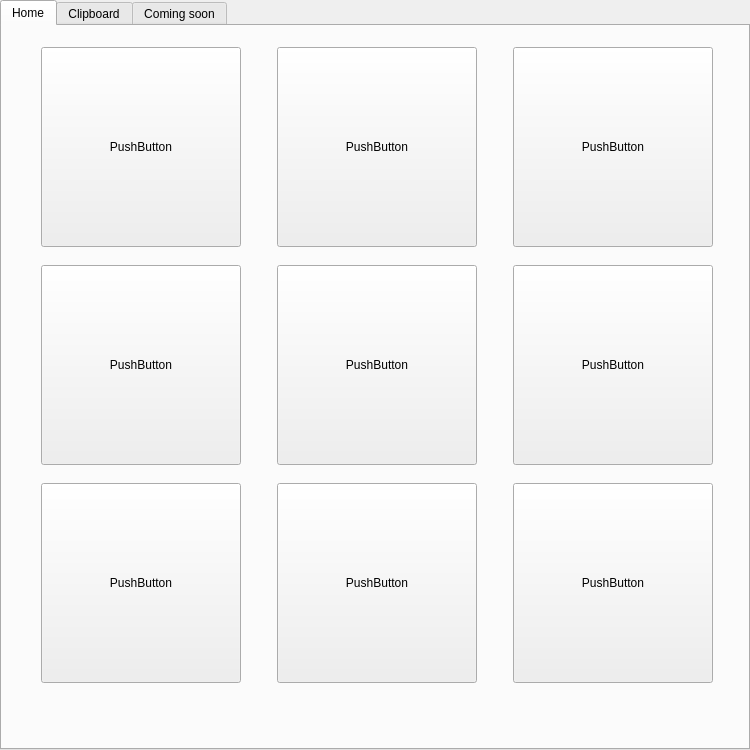
Before: the Qt Designer form user_interface/design/clipboard_2.ui in Ivan-812/Better-clipboard, drawn with Qt 5.
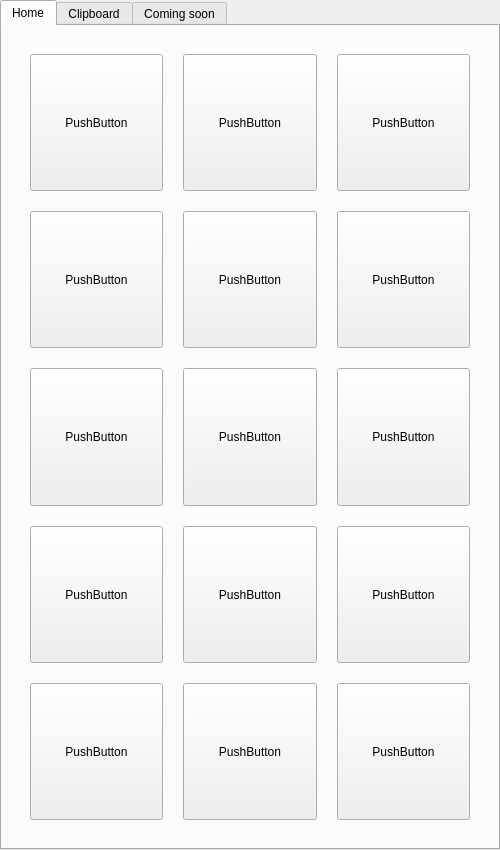
After: the same form once the commit is applied.

Commit message: Upgrade UI + explorer mode

```diff
--- a/user_interface/design/clipboard_2.ui
+++ b/user_interface/design/clipboard_2.ui
@@ -6,8 +6,8 @@
    <rect>
     <x>0</x>
     <y>0</y>
-    <width>750</width>
-    <height>750</height>
+    <width>500</width>
+    <height>850</height>
    </rect>
   </property>
   <property name="sizePolicy">
@@ -18,8 +18,8 @@
   </property>
   <property name="minimumSize">
    <size>
-    <width>750</width>
-    <height>750</height>
+    <width>500</width>
+    <height>850</height>
    </size>
   </property>
   <property name="windowTitle">
@@ -32,51 +32,63 @@
    <attribute name="title">
     <string>Home</string>
    </attribute>
-   <layout class="QVBoxLayout" name="verticalLayout_2">
-    <item>
+   <layout class="QGridLayout" name="gridLayout_2">
+    <item row="0" column="0">
      <widget class="QWidget" name="widget" native="true">
-      <widget class="QWidget" name="gridLayoutWidget">
-       <property name="geometry">
-        <rect>
-         <x>0</x>
-         <y>0</y>
-         <width>732</width>
-         <height>661</height>
-        </rect>
-       </property>
+      <property name="sizePolicy">
+       <sizepolicy hsizetype="MinimumExpanding" vsizetype="MinimumExpanding">
+        <horstretch>0</horstretch>
+        <verstretch>0</verstretch>
+       </sizepolicy>
+      </property>
+      <property name="minimumSize">
+       <size>
+        <width>0</width>
+        <height>0</height>
+       </size>
+      </property>
+      <property name="maximumSize">
+       <size>
+        <width>480</width>
+        <height>830</height>
+       </size>
+      </property>
+      <layout class="QHBoxLayout" name="horizontalLayout" stretch="0">
+       <item>
        <layout class="QGridLayout" name="gridLayout">
-        <item row="2" column="1">
-         <widget class="QPushButton" name="home_button_8">
-          <property name="maximumSize">
-           <size>
-            <width>200</width>
-            <height>200</height>
-           </size>
-          </property>
-          <property name="text">
-           <string>PushButton</string>
-          </property>
-         </widget>
-        </item>
-        <item row="1" column="0">
-         <widget class="QPushButton" name="home_button_4">
-          <property name="maximumSize">
-           <size>
-            <width>200</width>
-            <height>200</height>
-           </size>
-          </property>
-          <property name="text">
-           <string>PushButton</string>
-          </property>
-         </widget>
-        </item>
+         <property name="leftMargin">
+          <number>10</number>
+         </property>
+         <property name="topMargin">
+          <number>10</number>
+         </property>
+         <property name="rightMargin">
+          <number>10</number>
+         </property>
+         <property name="bottomMargin">
+          <number>10</number>
+         </property>
+         <property name="spacing">
+          <number>0</number>
+         </property>
         <item row="0" column="2">
-         <widget class="QPushButton" name="home_button_3">
+          <widget class="QPushButton" name="home_button_2">
+           <property name="sizePolicy">
+            <sizepolicy hsizetype="Expanding" vsizetype="Expanding">
+             <horstretch>0</horstretch>
+             <verstretch>0</verstretch>
+            </sizepolicy>
+           </property>
+           <property name="minimumSize">
+            <size>
+             <width>100</width>
+             <height>100</height>
+            </size>
+           </property>
           <property name="maximumSize">
            <size>
-            <width>200</width>
-            <height>200</height>
+             <width>150</width>
+             <height>150</height>
            </size>
           </property>
           <property name="text">
@@ -84,18 +96,24 @@
           </property>
          </widget>
         </item>
-        <item row="1" column="1">
+         <item row="2" column="2">
          <widget class="QPushButton" name="home_button_5">
           <property name="sizePolicy">
-           <sizepolicy hsizetype="Minimum" vsizetype="Fixed">
+            <sizepolicy hsizetype="Expanding" vsizetype="Expanding">
             <horstretch>0</horstretch>
             <verstretch>0</verstretch>
            </sizepolicy>
           </property>
+           <property name="minimumSize">
+            <size>
+             <width>100</width>
+             <height>100</height>
+            </size>
+           </property>
           <property name="maximumSize">
            <size>
-            <width>200</width>
-            <height>200</height>
+             <width>150</width>
+             <height>150</height>
            </size>
           </property>
           <property name="text">
@@ -103,12 +121,24 @@
           </property>
          </widget>
         </item>
-        <item row="0" column="0">
-         <widget class="QPushButton" name="home_button_1">
+         <item row="0" column="4">
+          <widget class="QPushButton" name="home_button_3">
+           <property name="sizePolicy">
+            <sizepolicy hsizetype="Expanding" vsizetype="Expanding">
+             <horstretch>0</horstretch>
+             <verstretch>0</verstretch>
+            </sizepolicy>
+           </property>
+           <property name="minimumSize">
+            <size>
+             <width>100</width>
+             <height>100</height>
+            </size>
+           </property>
           <property name="maximumSize">
            <size>
-            <width>200</width>
-            <height>200</height>
+             <width>150</width>
+             <height>150</height>
            </size>
           </property>
           <property name="text">
@@ -116,12 +146,24 @@
           </property>
          </widget>
         </item>
-        <item row="1" column="2">
+         <item row="2" column="4">
          <widget class="QPushButton" name="home_button_6">
+           <property name="sizePolicy">
+            <sizepolicy hsizetype="Expanding" vsizetype="Expanding">
+             <horstretch>0</horstretch>
+             <verstretch>0</verstretch>
+            </sizepolicy>
+           </property>
+           <property name="minimumSize">
+            <size>
+             <width>100</width>
+             <height>100</height>
+            </size>
+           </property>
           <property name="maximumSize">
            <size>
-            <width>200</width>
-            <height>200</height>
+             <width>150</width>
+             <height>150</height>
            </size>
           </property>
           <property name="text">
@@ -129,12 +171,24 @@
           </property>
          </widget>
         </item>
-        <item row="0" column="1">
-         <widget class="QPushButton" name="home_button_2">
+         <item row="4" column="2">
+          <widget class="QPushButton" name="home_button_8">
+           <property name="sizePolicy">
+            <sizepolicy hsizetype="Expanding" vsizetype="Expanding">
+             <horstretch>0</horstretch>
+             <verstretch>0</verstretch>
+            </sizepolicy>
+           </property>
+           <property name="minimumSize">
+            <size>
+             <width>100</width>
+             <height>100</height>
+            </size>
+           </property>
           <property name="maximumSize">
            <size>
-            <width>200</width>
-            <height>200</height>
+             <width>150</width>
+             <height>150</height>
            </size>
           </property>
           <property name="text">
@@ -143,11 +197,212 @@
          </widget>
         </item>
         <item row="2" column="0">
+          <widget class="QPushButton" name="home_button_4">
+           <property name="sizePolicy">
+            <sizepolicy hsizetype="Expanding" vsizetype="Expanding">
+             <horstretch>0</horstretch>
+             <verstretch>0</verstretch>
+            </sizepolicy>
+           </property>
+           <property name="minimumSize">
+            <size>
+             <width>100</width>
+             <height>100</height>
+            </size>
+           </property>
+           <property name="maximumSize">
+            <size>
+             <width>150</width>
+             <height>150</height>
+            </size>
+           </property>
+           <property name="text">
+            <string>PushButton</string>
+           </property>
+          </widget>
+         </item>
+         <item row="0" column="0">
+          <widget class="QPushButton" name="home_button_1">
+           <property name="sizePolicy">
+            <sizepolicy hsizetype="Expanding" vsizetype="Expanding">
+             <horstretch>0</horstretch>
+             <verstretch>0</verstretch>
+            </sizepolicy>
+           </property>
+           <property name="minimumSize">
+            <size>
+             <width>100</width>
+             <height>100</height>
+            </size>
+           </property>
+           <property name="maximumSize">
+            <size>
+             <width>150</width>
+             <height>150</height>
+            </size>
+           </property>
+           <property name="text">
+            <string>PushButton</string>
+           </property>
+          </widget>
+         </item>
+         <item row="5" column="2">
+          <spacer name="verticalSpacer_5">
+           <property name="orientation">
+            <enum>Qt::Vertical</enum>
+           </property>
+           <property name="sizeType">
+            <enum>QSizePolicy::Fixed</enum>
+           </property>
+           <property name="sizeHint" stdset="0">
+            <size>
+             <width>20</width>
+             <height>20</height>
+            </size>
+           </property>
+          </spacer>
+         </item>
+         <item row="8" column="0">
+          <widget class="QPushButton" name="home_button_13">
+           <property name="sizePolicy">
+            <sizepolicy hsizetype="Expanding" vsizetype="Expanding">
+             <horstretch>0</horstretch>
+             <verstretch>0</verstretch>
+            </sizepolicy>
+           </property>
+           <property name="minimumSize">
+            <size>
+             <width>100</width>
+             <height>100</height>
+            </size>
+           </property>
+           <property name="maximumSize">
+            <size>
+             <width>150</width>
+             <height>150</height>
+            </size>
+           </property>
+           <property name="text">
+            <string>PushButton</string>
+           </property>
+          </widget>
+         </item>
+         <item row="2" column="1">
+          <spacer name="horizontalSpacer_3">
+           <property name="orientation">
+            <enum>Qt::Horizontal</enum>
+           </property>
+           <property name="sizeType">
+            <enum>QSizePolicy::Fixed</enum>
+           </property>
+           <property name="sizeHint" stdset="0">
+            <size>
+             <width>20</width>
+             <height>20</height>
+            </size>
+           </property>
+          </spacer>
+         </item>
+         <item row="8" column="2">
+          <widget class="QPushButton" name="home_button_14">
+           <property name="sizePolicy">
+            <sizepolicy hsizetype="Expanding" vsizetype="Expanding">
+             <horstretch>0</horstretch>
+             <verstretch>0</verstretch>
+            </sizepolicy>
+           </property>
+           <property name="minimumSize">
+            <size>
+             <width>100</width>
+             <height>100</height>
+            </size>
+           </property>
+           <property name="maximumSize">
+            <size>
+             <width>150</width>
+             <height>150</height>
+            </size>
+           </property>
+           <property name="text">
+            <string>PushButton</string>
+           </property>
+          </widget>
+         </item>
+         <item row="8" column="4">
+          <widget class="QPushButton" name="home_button_15">
+           <property name="sizePolicy">
+            <sizepolicy hsizetype="Expanding" vsizetype="Expanding">
+             <horstretch>0</horstretch>
+             <verstretch>0</verstretch>
+            </sizepolicy>
+           </property>
+           <property name="minimumSize">
+            <size>
+             <width>100</width>
+             <height>100</height>
+            </size>
+           </property>
+           <property name="maximumSize">
+            <size>
+             <width>150</width>
+             <height>150</height>
+            </size>
+           </property>
+           <property name="text">
+            <string>PushButton</string>
+           </property>
+          </widget>
+         </item>
+         <item row="2" column="3">
+          <spacer name="horizontalSpacer_4">
+           <property name="orientation">
+            <enum>Qt::Horizontal</enum>
+           </property>
+           <property name="sizeType">
+            <enum>QSizePolicy::Fixed</enum>
+           </property>
+           <property name="sizeHint" stdset="0">
+            <size>
+             <width>20</width>
+             <height>20</height>
+            </size>
+           </property>
+          </spacer>
+         </item>
+         <item row="3" column="2">
+          <spacer name="verticalSpacer_4">
+           <property name="orientation">
+            <enum>Qt::Vertical</enum>
+           </property>
+           <property name="sizeType">
+            <enum>QSizePolicy::Fixed</enum>
+           </property>
+           <property name="sizeHint" stdset="0">
+            <size>
+             <width>20</width>
+             <height>20</height>
+            </size>
+           </property>
+          </spacer>
+         </item>
+         <item row="4" column="0">
          <widget class="QPushButton" name="home_button_7">
+           <property name="sizePolicy">
+            <sizepolicy hsizetype="Expanding" vsizetype="Expanding">
+             <horstretch>0</horstretch>
+             <verstretch>0</verstretch>
+            </sizepolicy>
+           </property>
+           <property name="minimumSize">
+            <size>
+             <width>100</width>
+             <height>100</height>
+            </size>
+           </property>
           <property name="maximumSize">
            <size>
-            <width>200</width>
-            <height>200</height>
+             <width>150</width>
+             <height>150</height>
            </size>
           </property>
           <property name="text">
@@ -155,12 +410,24 @@
           </property>
          </widget>
         </item>
-        <item row="2" column="2">
+         <item row="4" column="4">
          <widget class="QPushButton" name="home_button_9">
+           <property name="sizePolicy">
+            <sizepolicy hsizetype="Expanding" vsizetype="Expanding">
+             <horstretch>0</horstretch>
+             <verstretch>0</verstretch>
+            </sizepolicy>
+           </property>
+           <property name="minimumSize">
+            <size>
+             <width>100</width>
+             <height>100</height>
+            </size>
+           </property>
           <property name="maximumSize">
            <size>
-            <width>200</width>
-            <height>200</height>
+             <width>150</width>
+             <height>150</height>
            </size>
           </property>
           <property name="text">
@@ -168,8 +435,116 @@
           </property>
          </widget>
         </item>
-       </layout>
-      </widget>
+         <item row="6" column="0">
+          <widget class="QPushButton" name="home_button_10">
+           <property name="sizePolicy">
+            <sizepolicy hsizetype="Expanding" vsizetype="Expanding">
+             <horstretch>0</horstretch>
+             <verstretch>0</verstretch>
+            </sizepolicy>
+           </property>
+           <property name="minimumSize">
+            <size>
+             <width>100</width>
+             <height>100</height>
+            </size>
+           </property>
+           <property name="maximumSize">
+            <size>
+             <width>150</width>
+             <height>150</height>
+            </size>
+           </property>
+           <property name="text">
+            <string>PushButton</string>
+           </property>
+          </widget>
+         </item>
+         <item row="6" column="2">
+          <widget class="QPushButton" name="home_button_11">
+           <property name="sizePolicy">
+            <sizepolicy hsizetype="Expanding" vsizetype="Expanding">
+             <horstretch>0</horstretch>
+             <verstretch>0</verstretch>
+            </sizepolicy>
+           </property>
+           <property name="minimumSize">
+            <size>
+             <width>100</width>
+             <height>100</height>
+            </size>
+           </property>
+           <property name="maximumSize">
+            <size>
+             <width>150</width>
+             <height>150</height>
+            </size>
+           </property>
+           <property name="text">
+            <string>PushButton</string>
+           </property>
+          </widget>
+         </item>
+         <item row="6" column="4">
+          <widget class="QPushButton" name="home_button_12">
+           <property name="sizePolicy">
+            <sizepolicy hsizetype="Expanding" vsizetype="Expanding">
+             <horstretch>0</horstretch>
+             <verstretch>0</verstretch>
+            </sizepolicy>
+           </property>
+           <property name="minimumSize">
+            <size>
+             <width>100</width>
+             <height>100</height>
+            </size>
+           </property>
+           <property name="maximumSize">
+            <size>
+             <width>150</width>
+             <height>150</height>
+            </size>
+           </property>
+           <property name="text">
+            <string>PushButton</string>
+           </property>
+          </widget>
+         </item>
+         <item row="1" column="2">
+          <spacer name="verticalSpacer_3">
+           <property name="orientation">
+            <enum>Qt::Vertical</enum>
+           </property>
+           <property name="sizeType">
+            <enum>QSizePolicy::Fixed</enum>
+           </property>
+           <property name="sizeHint" stdset="0">
+            <size>
+             <width>20</width>
+             <height>20</height>
+            </size>
+           </property>
+          </spacer>
+         </item>
+         <item row="7" column="2">
+          <spacer name="verticalSpacer_6">
+           <property name="orientation">
+            <enum>Qt::Vertical</enum>
+           </property>
+           <property name="sizeType">
+            <enum>QSizePolicy::Fixed</enum>
+           </property>
+           <property name="sizeHint" stdset="0">
+            <size>
+             <width>20</width>
+             <height>20</height>
+            </size>
+           </property>
+          </spacer>
+         </item>
+        </layout>
+       </item>
+      </layout>
      </widget>
     </item>
    </layout>
```
Lines whose indentation alone changed are shown as unchanged. The commit also changes 6 other files.
